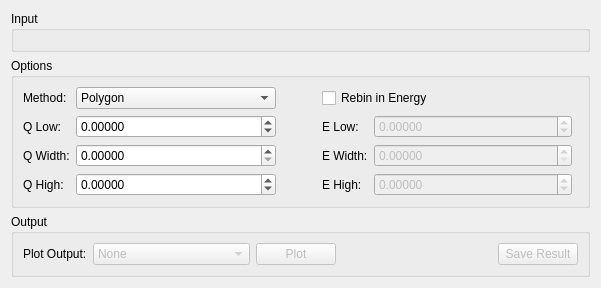
First picture: the form in MantidQt/CustomInterfaces/inc/MantidQtCustomInterfaces/Indirect/IndirectSqw.ui, repository mantidproject/mantid, before the edit.
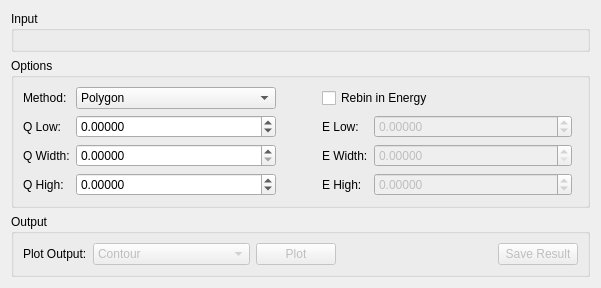
Second picture: the form after the edit. Custom widgets are drawn as their Qt base class.

Commit message:
S(Q, w) removed none from plot options
Refs #17023

```diff
--- a/MantidQt/CustomInterfaces/inc/MantidQtCustomInterfaces/Indirect/IndirectSqw.ui
+++ b/MantidQt/CustomInterfaces/inc/MantidQtCustomInterfaces/Indirect/IndirectSqw.ui
@@ -427,11 +427,6 @@
           <height>0</height>
          </size>
         </property>
-        <item>
-         <property name="text">
-          <string>None</string>
-         </property>
-        </item>
         <item>
          <property name="text">
           <string>Contour</string>
```
